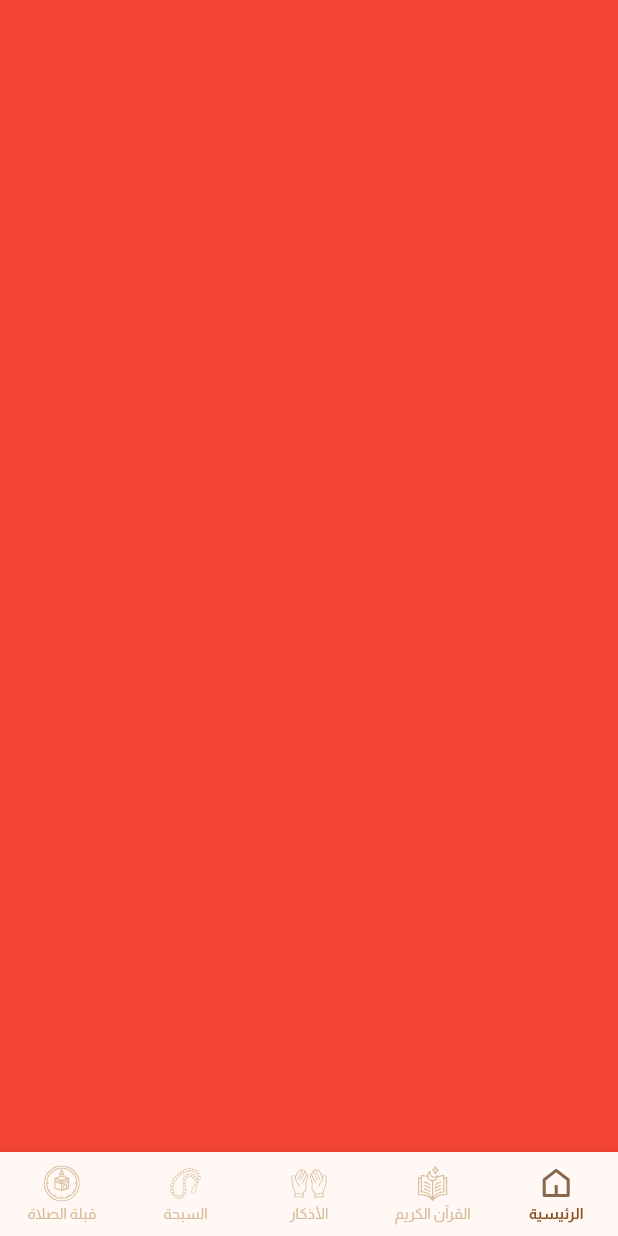
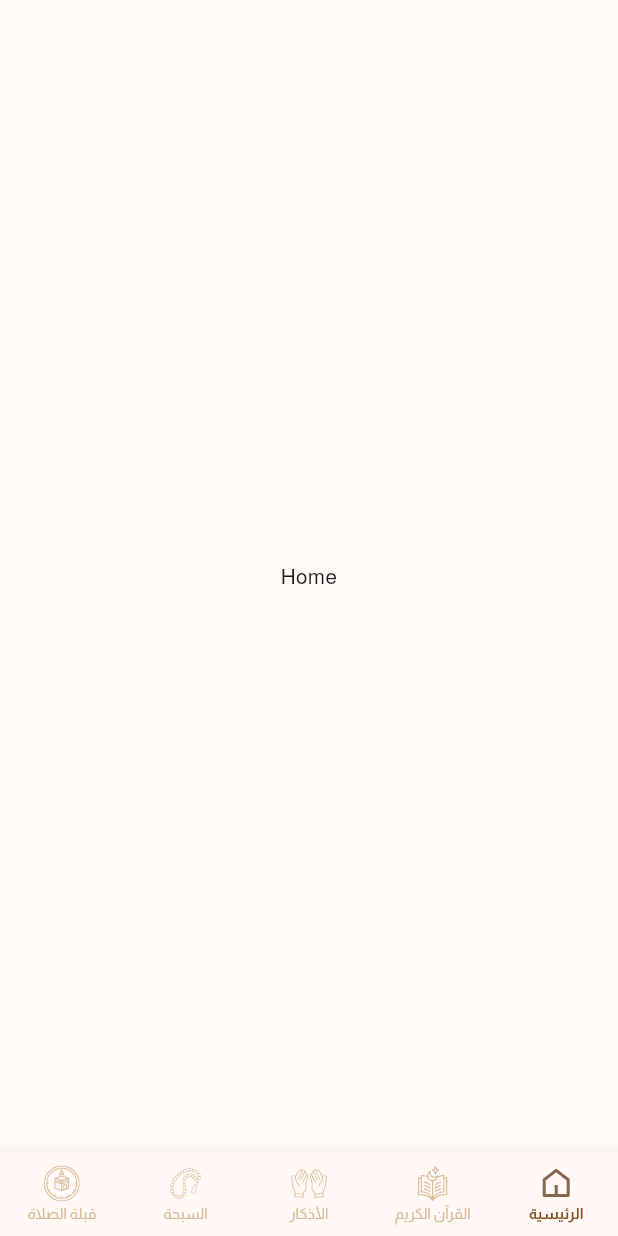
Before and after one commit to youssefhedefa/mo3een, a Flutter app: the screen it shows after launch, on a phone screen of 412 x 824 dp. Run offline on Flutter 3.47's test engine with Material 3 defaults, Android fonts, the phone set to English and light mode, and no system bars; our stand-ins replace easy_localization, flutter_bloc, flutter_svg.

Commit message:
Refactor Starting page.

```diff
--- a/lib/core/components/custom_bottom_nav_bar/cubit/nav_bar_cubit.dart
+++ b/lib/core/components/custom_bottom_nav_bar/cubit/nav_bar_cubit.dart
@@ -3,6 +3,7 @@ import 'package:flutter_bloc/flutter_bloc.dart';
 import 'package:mo3een/core/components/custom_bottom_nav_bar/cubit/nav_bar_states.dart';
 import 'package:mo3een/core/components/models/bottom_nav_bar_item_model.dart';
 import 'package:mo3een/core/helpers/icon_helper.dart';
+import 'package:mo3een/features/home/presentation/home.dart';
 
 class BottomNavBarCubit extends Cubit<BottomNavBarStates>{
   BottomNavBarCubit() : super(BottomNavBarInitialState());
@@ -36,7 +37,8 @@ class BottomNavBarCubit extends Cubit<BottomNavBarStates>{
   ];
 
   List<Widget> screens =[
-    Scaffold(body: Container(color: Colors.red,),),
+    //Scaffold(body: Container(color: Colors.red,),),
+    const HomeView(),
     Scaffold(body: Container(color: Colors.green,),),
     Scaffold(body: Container(color: Colors.blue,),),
     Scaffold(body: Container(color: Colors.yellow,),),
--- a/lib/core/components/custom_bottom_nav_bar/ui/bottom_nav_bar.dart
+++ /dev/null
@@ -1,80 +0,0 @@
-import 'package:flutter/material.dart';
-import 'package:flutter_bloc/flutter_bloc.dart';
-import 'package:flutter_svg/flutter_svg.dart';
-import 'package:mo3een/core/components/custom_bottom_nav_bar/cubit/nav_bar_cubit.dart';
-import 'package:mo3een/core/components/custom_bottom_nav_bar/cubit/nav_bar_states.dart';
-import 'package:mo3een/core/helpers/color_helper.dart';
-import 'package:mo3een/core/helpers/text_style_helper.dart';
-
-class AppBottomNavBar extends StatelessWidget {
-  const AppBottomNavBar({Key? key}) : super(key: key);
-
-  @override
-  Widget build(BuildContext context) {
-    return BlocProvider(
-      create: (context) => BottomNavBarCubit()..changeNavBarItem(0),
-      child: Builder(builder: (context) {
-        return BlocBuilder<BottomNavBarCubit, BottomNavBarStates>(
-            builder: (context, state) {
-          if (state is BottomNavBarChangeIndexState) {
-            return Scaffold(
-              bottomNavigationBar: BottomNavigationBar(
-                currentIndex: state.index,
-                onTap: (index) {
-                  context.read<BottomNavBarCubit>().changeNavBarItem(index);
-                },
-                showSelectedLabels: true,
-                showUnselectedLabels: true,
-                type: BottomNavigationBarType.fixed,
-                selectedLabelStyle: AppTextStyleHelper.font10BoldPrimary,
-                unselectedLabelStyle:
-                    AppTextStyleHelper.font10RegularLightPrimary,
-                unselectedItemColor: AppColorHelper.lightPrimaryColor,
-                items: _buildBottomNavBarItems(
-                  currentIndex: state.index,
-                  context: context,
-                ),
-              ),
-              body: state.view,
-            );
-          }
-          return const SizedBox();
-        });
-      }),
-    );
-  }
-
-  BottomNavigationBarItem _buildBottomNavBarItem({
-    required String icon,
-    required String label,
-    required bool isSelected,
-  }) {
-    return BottomNavigationBarItem(
-      icon: SvgPicture.asset(
-        icon,
-        colorFilter: ColorFilter.mode(
-          isSelected
-              ? AppColorHelper.primaryColor
-              : AppColorHelper.lightPrimaryColor,
-          BlendMode.srcIn,
-        ),
-      ),
-      label: label,
-    );
-  }
-
-  List<BottomNavigationBarItem> _buildBottomNavBarItems(
-      {required int currentIndex, required BuildContext context}) {
-    return context.read<BottomNavBarCubit>().bottomNavBarItems.map(
-      (item) {
-        return _buildBottomNavBarItem(
-          icon: item.icon,
-          label: item.title,
-          isSelected: currentIndex ==
-              context.read<BottomNavBarCubit>().bottomNavBarItems.indexOf(item),
-        );
-      },
-    ).toList();
-  }
-
-}
--- /dev/null
+++ b/lib/core/components/custom_bottom_nav_bar/ui/custom_bottom_nav_bar.dart
@@ -0,0 +1,71 @@
+import 'package:flutter/material.dart';
+import 'package:flutter_bloc/flutter_bloc.dart';
+import 'package:flutter_svg/flutter_svg.dart';
+import 'package:mo3een/core/components/custom_bottom_nav_bar/cubit/nav_bar_cubit.dart';
+import 'package:mo3een/core/helpers/color_helper.dart';
+import 'package:mo3een/core/helpers/text_style_helper.dart';
+
+
+class CustomBottomNavBar extends StatelessWidget {
+  const CustomBottomNavBar({super.key, required this.currentIndex, });
+
+  final int currentIndex;
+
+  @override
+  Widget build(BuildContext context) {
+    return  BottomNavigationBar(
+      currentIndex: currentIndex,
+      onTap: (index) {
+        context.read<BottomNavBarCubit>().changeNavBarItem(index);
+      },
+      showSelectedLabels: true,
+      showUnselectedLabels: true,
+      type: BottomNavigationBarType.fixed,
+      selectedLabelStyle: AppTextStyleHelper.font10BoldPrimary,
+      unselectedLabelStyle:
+      AppTextStyleHelper.font10RegularLightPrimary,
+      unselectedItemColor: AppColorHelper.lightPrimaryColor,
+      items: _buildBottomNavBarItems(
+        //currentIndex: state.index,
+        currentIndex: currentIndex,
+        context: context,
+      ),
+    );
+  }
+
+  BottomNavigationBarItem _buildBottomNavBarItem({
+    required String icon,
+    required String label,
+    required bool isSelected,
+  }) {
+    return BottomNavigationBarItem(
+      icon: SvgPicture.asset(
+        icon,
+        colorFilter: ColorFilter.mode(
+          isSelected
+              ? AppColorHelper.primaryColor
+              : AppColorHelper.lightPrimaryColor,
+          BlendMode.srcIn,
+        ),
+      ),
+      label: label,
+    );
+  }
+
+  List<BottomNavigationBarItem> _buildBottomNavBarItems(
+      {required int currentIndex, required BuildContext context}) {
+    return context.read<BottomNavBarCubit>().bottomNavBarItems.map(
+          (item) {
+        return _buildBottomNavBarItem(
+          icon: item.icon,
+          label: item.title,
+          isSelected: currentIndex ==
+              context.read<BottomNavBarCubit>().bottomNavBarItems.indexOf(item),
+        );
+      },
+    ).toList();
+  }
+
+
+
+}
--- /dev/null
+++ b/lib/core/components/widgets/manager_view.dart
@@ -0,0 +1,32 @@
+import 'package:flutter/material.dart';
+import 'package:flutter_bloc/flutter_bloc.dart';
+import 'package:mo3een/core/components/custom_bottom_nav_bar/cubit/nav_bar_cubit.dart';
+import 'package:mo3een/core/components/custom_bottom_nav_bar/cubit/nav_bar_states.dart';
+import 'package:mo3een/core/components/custom_bottom_nav_bar/ui/custom_bottom_nav_bar.dart';
+
+class ManagerView extends StatelessWidget {
+  const ManagerView({Key? key}) : super(key: key);
+
+  @override
+  Widget build(BuildContext context) {
+    return BlocProvider(
+      create: (context) => BottomNavBarCubit()..changeNavBarItem(0),
+      child: Builder(
+        builder: (context) {
+          return BlocBuilder<BottomNavBarCubit, BottomNavBarStates>(
+            builder: (context, state) {
+              if (state is BottomNavBarChangeIndexState) {
+                return Scaffold(
+                  bottomNavigationBar:
+                      CustomBottomNavBar(currentIndex: state.index),
+                  body: state.view,
+                );
+              }
+              return const SizedBox();
+            },
+          );
+        },
+      ),
+    );
+  }
+}
--- a/lib/features/home/presentation/home.dart
+++ b/lib/features/home/presentation/home.dart
@@ -1,14 +1,15 @@
 import 'package:flutter/material.dart';
-import 'package:mo3een/core/components/custom_bottom_nav_bar/ui/bottom_nav_bar.dart';
 
 
-class AppHome extends StatelessWidget {
-  const AppHome({super.key});
+class HomeView extends StatelessWidget {
+  const HomeView({super.key});
 
   @override
   Widget build(BuildContext context) {
     return const Scaffold(
-      bottomNavigationBar: AppBottomNavBar(),
+      body: Center(
+        child: Text('Home'),
+      ),
     );
   }
 }
--- a/lib/mo3een_app.dart
+++ b/lib/mo3een_app.dart
@@ -1,6 +1,6 @@
 import 'package:flutter/material.dart';
+import 'package:mo3een/core/components/widgets/manager_view.dart';
 import 'package:mo3een/core/helpers/theme_helper.dart';
-import 'package:mo3een/features/home/presentation/home.dart';
 import 'package:easy_localization/easy_localization.dart';
 
 class Mo3eenApp extends StatelessWidget {
@@ -15,7 +15,7 @@ class Mo3eenApp extends StatelessWidget {
       locale: context.locale,
       debugShowCheckedModeBanner: false,
       theme: AppThemeHelper.appTheme,
-      home: const AppHome(),
+      home: const ManagerView(),
     );
   }
 }
```
